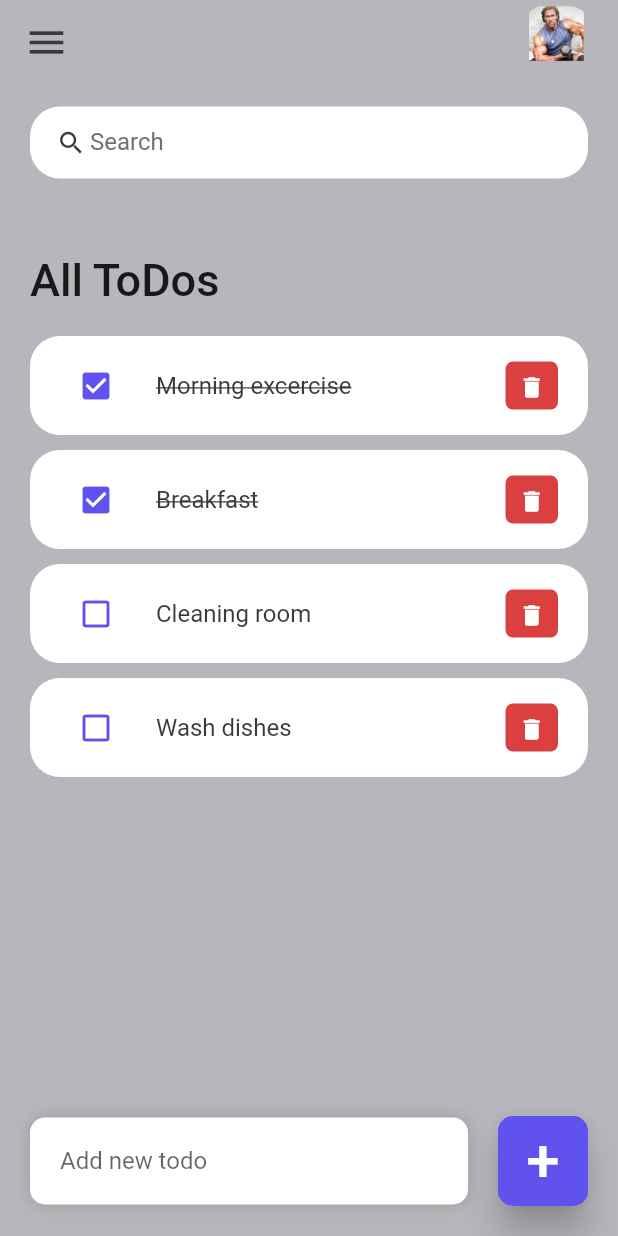
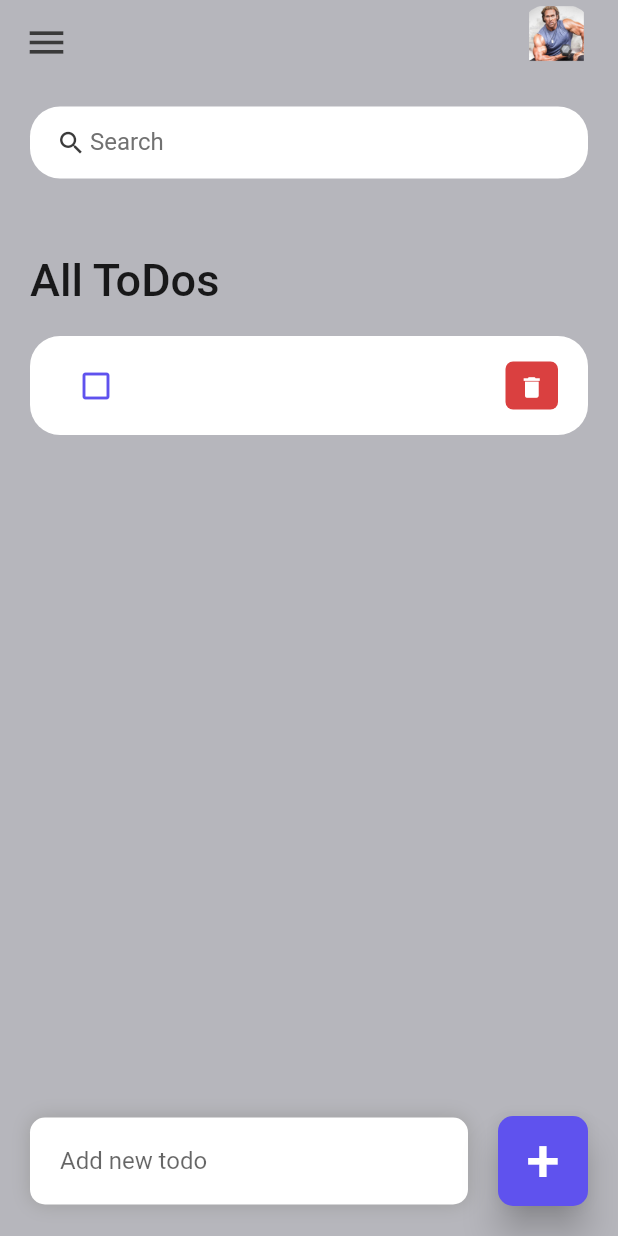
Before and after one commit to ihr1337/flutter_todo, a Flutter app: the screen it shows after launch, after a tap on an icon or button, on a phone screen of 412 x 824 dp. Run offline on Flutter 3.47's test engine with Material 2 defaults, Android fonts, the phone set to English and light mode, and no system bars.

Commit message:
final touches.

```diff
--- a/lib/model/todo.dart
+++ b/lib/model/todo.dart
@@ -10,11 +10,6 @@ class ToDo {
   });
 
   static List<ToDo> todoList() {
-    return [
-      ToDo(id: 1, todoText: 'Morning excercise', isDone: true),
-      ToDo(id: 2, todoText: 'Breakfast', isDone: true),
-      ToDo(id: 3, todoText: 'Cleaning room'),
-      ToDo(id: 4, todoText: 'Wash dishes', isDone: false),
-    ];
+    return [];
   }
 }
--- a/lib/pages/home.dart
+++ b/lib/pages/home.dart
@@ -12,7 +12,26 @@ class Home extends StatefulWidget {
 }
 
 class _HomeState extends State<Home> {
+  List<ToDo> _findToDo = [];
+
   final todosList = ToDo.todoList();
+
+  bool _validate = false;
+
+  final _todoController = TextEditingController();
+  @override
+  void initState() {
+    // TODO: implement initState
+    super.initState();
+    _findToDo = todosList;
+  }
+
+  @override
+  void dispose() {
+    // TODO: implement dispose
+    super.dispose();
+    _todoController;
+  }
 
   @override
   Widget build(BuildContext context) {
@@ -37,7 +56,7 @@ class _HomeState extends State<Home> {
                               fontSize: 30, fontWeight: FontWeight.w500),
                         ),
                       ),
-                      for (ToDo todo in todosList)
+                      for (ToDo todo in _findToDo)
                         ToDoItem(
                           todo: todo,
                           onToDoChanged: _handleToDoChange,
@@ -73,14 +92,20 @@ class _HomeState extends State<Home> {
                         ),
                       ],
                       borderRadius: BorderRadius.circular(10)),
-                  child: const TextField(
-                      decoration: InputDecoration(
+                  child: TextField(
+                      controller: _todoController,
+                      decoration: const InputDecoration(
                           hintText: 'Add new todo', border: InputBorder.none)),
                 )),
                 Container(
                   margin: const EdgeInsets.only(bottom: 20, right: 20),
                   child: ElevatedButton(
-                      onPressed: () {},
+                      onPressed: () {
+                        setState(() {
+                          _addToDoItem(_todoController.text);
+                        });
+                        _todoController.clear();
+                      },
                       style: ElevatedButton.styleFrom(
                           shape: RoundedRectangleBorder(
                               borderRadius: BorderRadius.circular(10)),
@@ -113,6 +138,28 @@ class _HomeState extends State<Home> {
       todosList.removeWhere((item) => item.id == id);
     });
   }
+
+  _addToDoItem(String toDo) {
+    setState(() {
+      todosList
+          .add(ToDo(id: DateTime.now().millisecondsSinceEpoch, todoText: toDo));
+    });
+    _todoController.clear();
+  }
+
+  void _filterToDoList(String keyword) {
+    List<ToDo> result = [];
+    if (keyword.isEmpty) {
+      result = todosList;
+    } else {
+      result = todosList
+          .where((item) =>
+              item.todoText!.toLowerCase().contains(keyword.toLowerCase()))
+          .toList();
+    }
+    setState(() {
+      _findToDo = result;
+    });
   }
 
   AppBar _buildAppBar() {
@@ -142,17 +189,20 @@ searchBox() {
       padding: const EdgeInsets.symmetric(horizontal: 15),
       decoration: BoxDecoration(
           color: Colors.white, borderRadius: BorderRadius.circular(20)),
-    child: const TextField(
-        decoration: InputDecoration(
+      child: TextField(
+          onChanged: (value) => _filterToDoList(value),
+          decoration: const InputDecoration(
               contentPadding: EdgeInsets.all(0),
               prefixIcon: Icon(
                 Icons.search,
                 color: tdBlack,
                 size: 20,
               ),
-            prefixIconConstraints: BoxConstraints(maxHeight: 20, minWidth: 25),
+              prefixIconConstraints:
+                  BoxConstraints(maxHeight: 20, minWidth: 25),
               border: InputBorder.none,
               hintText: 'Search',
               hintStyle: TextStyle(color: tdGrey))),
     );
   }
+}
```
Lines whose indentation alone changed are shown as unchanged.
